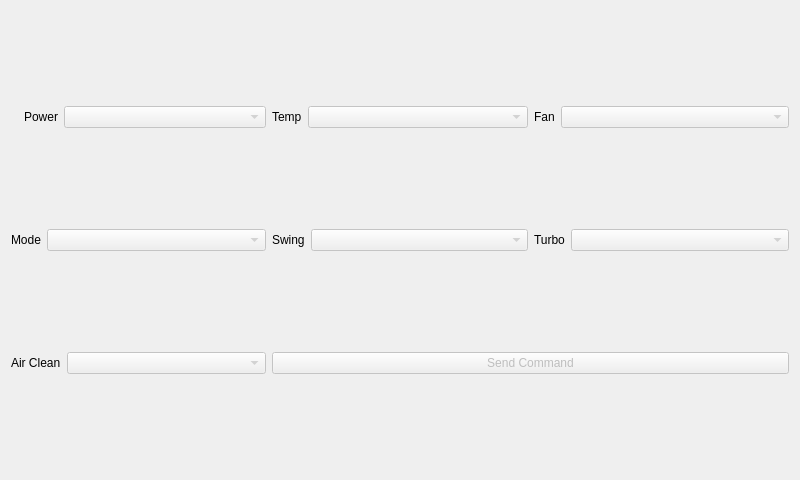
Before: the Qt Designer form forms/pirstatefulacform.ui in jpietrzak8/Pierogi, drawn with Qt 5.
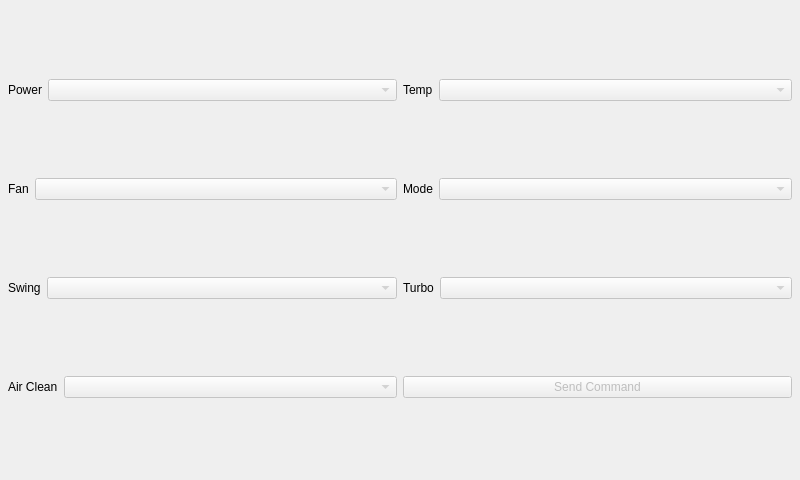
After: the same form once the commit is applied. Icons and pictures are not drawn.

```diff
--- a/forms/pirstatefulacform.ui
+++ b/forms/pirstatefulacform.ui
@@ -14,27 +14,11 @@
    <string>Form</string>
   </property>
   <layout class="QGridLayout" name="gridLayout">
+   <property name="margin">
+    <number>8</number>
+   </property>
    <item row="0" column="0">
     <layout class="QHBoxLayout" name="horizontalLayout_2">
-     <item>
-      <widget class="QLabel" name="powerIconLabel">
-       <property name="sizePolicy">
-        <sizepolicy hsizetype="Fixed" vsizetype="Preferred">
-         <horstretch>0</horstretch>
-         <verstretch>0</verstretch>
-        </sizepolicy>
-       </property>
-       <property name="text">
-        <string/>
-       </property>
-       <property name="pixmap">
-        <pixmap resource="../PierogiResources.qrc">:/icons/on-off_icon&amp;48.png</pixmap>
-       </property>
-       <property name="scaledContents">
-        <bool>false</bool>
-       </property>
-      </widget>
-     </item>
      <item>
       <widget class="QLabel" name="powerLabel">
        <property name="sizePolicy">
@@ -81,7 +65,41 @@
      </item>
     </layout>
    </item>
-   <item row="0" column="2">
+   <item row="3" column="0">
+    <layout class="QHBoxLayout" name="horizontalLayout_7">
+     <item>
+      <widget class="QLabel" name="airCleanLabel">
+       <property name="sizePolicy">
+        <sizepolicy hsizetype="Fixed" vsizetype="Preferred">
+         <horstretch>0</horstretch>
+         <verstretch>0</verstretch>
+        </sizepolicy>
+       </property>
+       <property name="text">
+        <string>Air Clean</string>
+       </property>
+      </widget>
+     </item>
+     <item>
+      <widget class="QComboBox" name="airCleanComboBox">
+       <property name="enabled">
+        <bool>false</bool>
+       </property>
+      </widget>
+     </item>
+    </layout>
+   </item>
+   <item row="3" column="1">
+    <widget class="QPushButton" name="sendButton">
+     <property name="enabled">
+      <bool>false</bool>
+     </property>
+     <property name="text">
+      <string>Send Command</string>
+     </property>
+    </widget>
+   </item>
+   <item row="1" column="0">
     <layout class="QHBoxLayout" name="horizontalLayout_3">
      <item>
       <widget class="QLabel" name="fanLabel">
@@ -105,7 +123,7 @@
      </item>
     </layout>
    </item>
-   <item row="1" column="0">
+   <item row="1" column="1">
     <layout class="QHBoxLayout" name="horizontalLayout_4">
      <item>
       <widget class="QLabel" name="modeLabel">
@@ -129,7 +147,7 @@
      </item>
     </layout>
    </item>
-   <item row="1" column="1">
+   <item row="2" column="0">
     <layout class="QHBoxLayout" name="horizontalLayout_5">
      <item>
       <widget class="QLabel" name="swingLabel">
@@ -153,7 +171,7 @@
      </item>
     </layout>
    </item>
-   <item row="1" column="2">
+   <item row="2" column="1">
     <layout class="QHBoxLayout" name="horizontalLayout_6">
      <item>
       <widget class="QLabel" name="turboLabel">
@@ -177,40 +195,6 @@
      </item>
     </layout>
    </item>
-   <item row="2" column="0">
-    <layout class="QHBoxLayout" name="horizontalLayout_7">
-     <item>
-      <widget class="QLabel" name="airCleanLabel">
-       <property name="sizePolicy">
-        <sizepolicy hsizetype="Fixed" vsizetype="Preferred">
-         <horstretch>0</horstretch>
-         <verstretch>0</verstretch>
-        </sizepolicy>
-       </property>
-       <property name="text">
-        <string>Air Clean</string>
-       </property>
-      </widget>
-     </item>
-     <item>
-      <widget class="QComboBox" name="airCleanComboBox">
-       <property name="enabled">
-        <bool>false</bool>
-       </property>
-      </widget>
-     </item>
-    </layout>
-   </item>
-   <item row="2" column="1" colspan="2">
-    <widget class="QPushButton" name="sendButton">
-     <property name="enabled">
-      <bool>false</bool>
-     </property>
-     <property name="text">
-      <string>Send Command</string>
-     </property>
-    </widget>
-   </item>
   </layout>
  </widget>
  <resources>
```
Left out of the diff: 4 changed lines with no effect on the pictures.
